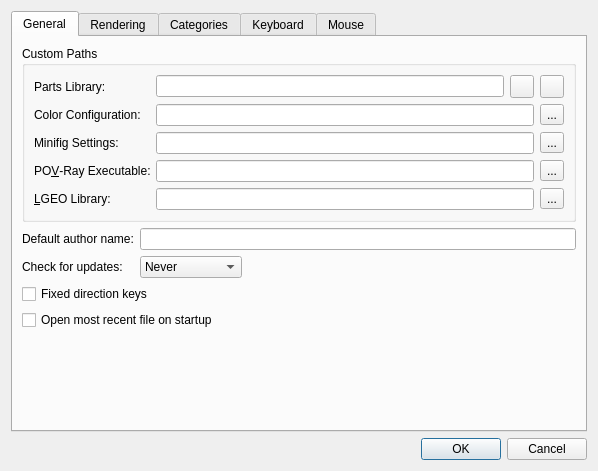
First picture: the form in qt/lc_qpreferencesdialog.ui, repository leozide/leocad, before the edit.
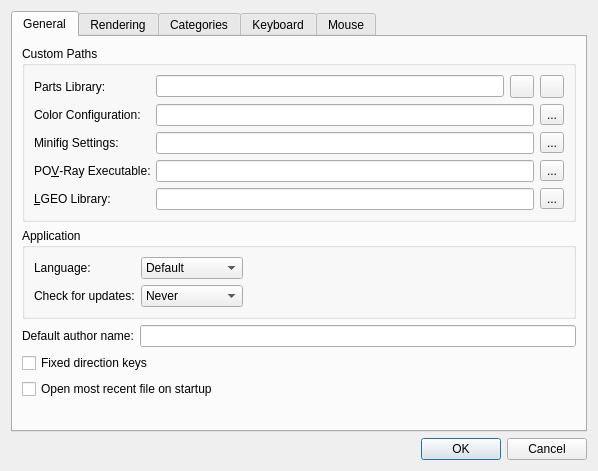
Second picture: the form after the edit. Icons and pictures are not drawn.

Commit message: Added language option. Closes #336.

Diff of the .ui file:
```diff
--- a/qt/lc_qpreferencesdialog.ui
+++ b/qt/lc_qpreferencesdialog.ui
@@ -7,7 +7,7 @@
     <x>0</x>
     <y>0</y>
     <width>598</width>
-    <height>450</height>
+    <height>454</height>
    </rect>
   </property>
   <property name="windowTitle">
@@ -27,7 +27,97 @@
        <property name="fieldGrowthPolicy">
         <enum>QFormLayout::ExpandingFieldsGrow</enum>
        </property>
-       <item row="1" column="0">
+       <item row="1" column="0" colspan="2">
+        <widget class="QGroupBox" name="ApplicationGroup">
+         <property name="title">
+          <string>Application</string>
+         </property>
+         <layout class="QGridLayout" name="gridLayout_4">
+          <item row="0" column="0">
+           <widget class="QLabel" name="label_19">
+            <property name="text">
+             <string>Language:</string>
+            </property>
+            <property name="buddy">
+             <cstring>Language</cstring>
+            </property>
+           </widget>
+          </item>
+          <item row="1" column="0">
+           <widget class="QLabel" name="label_10">
+            <property name="text">
+             <string>Check for updates:</string>
+            </property>
+            <property name="buddy">
+             <cstring>checkForUpdates</cstring>
+            </property>
+           </widget>
+          </item>
+          <item row="0" column="1">
+           <widget class="QComboBox" name="Language">
+            <item>
+             <property name="text">
+              <string>Default</string>
+             </property>
+            </item>
+            <item>
+             <property name="text">
+              <string>Deutsch </string>
+             </property>
+            </item>
+            <item>
+             <property name="text">
+              <string>English</string>
+             </property>
+            </item>
+            <item>
+             <property name="text">
+              <string>Français</string>
+             </property>
+            </item>
+            <item>
+             <property name="text">
+              <string>Português</string>
+             </property>
+            </item>
+           </widget>
+          </item>
+          <item row="1" column="1">
+           <widget class="QComboBox" name="checkForUpdates">
+            <item>
+             <property name="text">
+              <string>Never</string>
+             </property>
+            </item>
+            <item>
+             <property name="text">
+              <string>Once a day</string>
+             </property>
+            </item>
+            <item>
+             <property name="text">
+              <string>Once a week</string>
+             </property>
+            </item>
+           </widget>
+          </item>
+          <item row="0" column="2">
+           <spacer name="horizontalSpacer_8">
+            <property name="orientation">
+             <enum>Qt::Horizontal</enum>
+            </property>
+            <property name="sizeHint" stdset="0">
+             <size>
+              <width>40</width>
+              <height>20</height>
+             </size>
+            </property>
+           </spacer>
+          </item>
+         </layout>
+        </widget>
+       </item>
+       <item row="2" column="0">
         <widget class="QLabel" name="label_4">
          <property name="text">
           <string>Default author name:</string>
@@ -37,46 +127,17 @@
          </property>
         </widget>
        </item>
-       <item row="1" column="1">
+       <item row="2" column="1">
         <widget class="QLineEdit" name="authorName"/>
        </item>
-       <item row="7" column="0">
-        <widget class="QLabel" name="label_10">
-         <property name="text">
-          <string>Check for updates:</string>
-         </property>
-         <property name="buddy">
-          <cstring>checkForUpdates</cstring>
-         </property>
-        </widget>
-       </item>
-       <item row="7" column="1">
-        <widget class="QComboBox" name="checkForUpdates">
-         <item>
-          <property name="text">
-           <string>Never</string>
-          </property>
-         </item>
-         <item>
-          <property name="text">
-           <string>Once a day</string>
-          </property>
-         </item>
-         <item>
-          <property name="text">
-           <string>Once a week</string>
-          </property>
-         </item>
-        </widget>
-       </item>
-       <item row="8" column="0" colspan="2">
+       <item row="9" column="0" colspan="2">
         <widget class="QCheckBox" name="fixedDirectionKeys">
          <property name="text">
           <string>Fixed direction keys</string>
          </property>
         </widget>
        </item>
-       <item row="9" column="0" colspan="2">
+       <item row="10" column="0" colspan="2">
         <widget class="QCheckBox" name="autoLoadMostRecent">
          <property name="text">
           <string>Open most recent file on startup</string>
```
Left out of the diff: 119 changed lines with no effect on the pictures. The commit also changes 6 other files.
